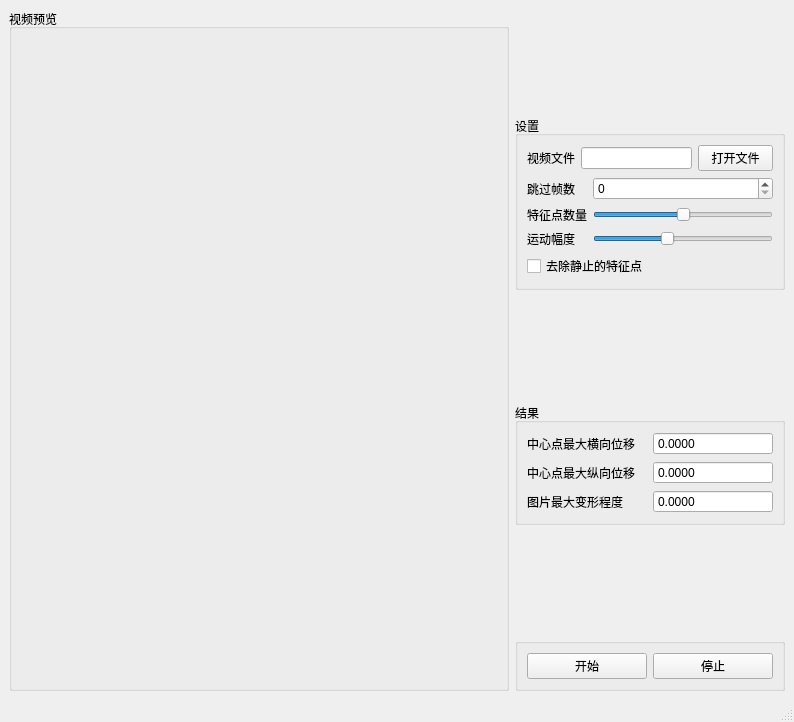
Above: tools/shake_test/shake_test_window.ui from xiaoqinxing/ImageTools before the change. Below: the same form after it.
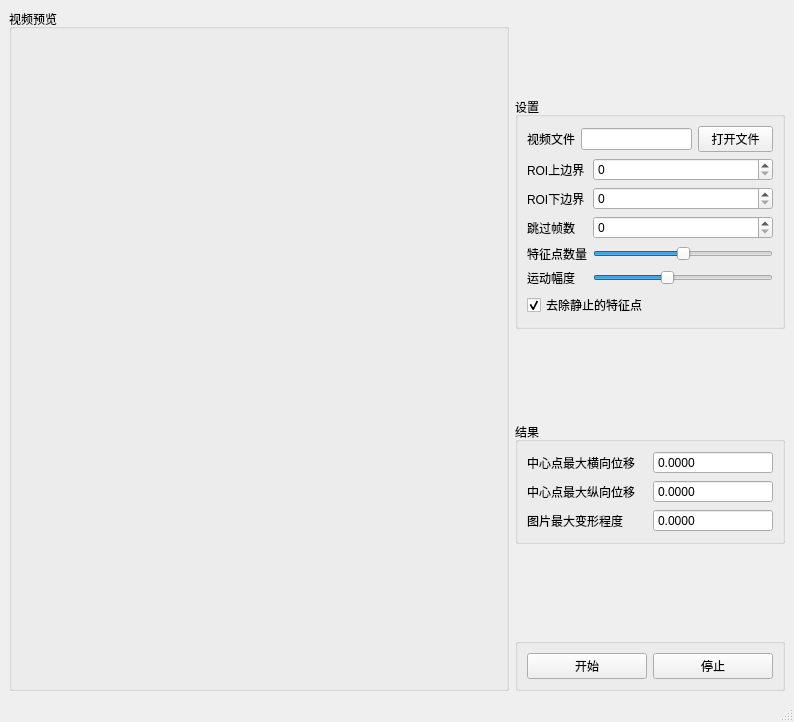
That is the form after the change.

Commit message: ADD: 增加ROI选区的功能

Patch:
```diff
--- a/tools/shake_test/shake_test_window.ui
+++ b/tools/shake_test/shake_test_window.ui
@@ -50,7 +50,21 @@
         <layout class="QGridLayout" name="gridLayout_3">
          <item row="1" column="0">
           <layout class="QGridLayout" name="gridLayout_6">
-           <item row="1" column="1">
+           <item row="2" column="0">
+            <widget class="QLabel" name="label_5">
+             <property name="text">
+              <string>跳过帧数</string>
+             </property>
+            </widget>
+           </item>
+           <item row="0" column="0">
+            <widget class="QLabel" name="label_8">
+             <property name="text">
+              <string>ROI上边界</string>
+             </property>
+            </widget>
+           </item>
+           <item row="3" column="1">
             <widget class="QSlider" name="corner_num">
              <property name="sliderPosition">
               <number>50</number>
@@ -60,14 +74,7 @@
              </property>
             </widget>
            </item>
-           <item row="1" column="0">
-            <widget class="QLabel" name="label_6">
-             <property name="text">
-              <string>特征点数量</string>
-             </property>
-            </widget>
-           </item>
-           <item row="2" column="1">
+           <item row="4" column="1">
             <widget class="QSlider" name="corner_size">
              <property name="sliderPosition">
               <number>40</number>
@@ -77,21 +84,14 @@
              </property>
             </widget>
            </item>
-           <item row="2" column="0">
+           <item row="4" column="0">
             <widget class="QLabel" name="label_7">
              <property name="text">
               <string>运动幅度</string>
              </property>
             </widget>
            </item>
-           <item row="0" column="0">
-            <widget class="QLabel" name="label_5">
-             <property name="text">
-              <string>跳过帧数</string>
-             </property>
-            </widget>
-           </item>
-           <item row="0" column="1">
+           <item row="2" column="1">
             <widget class="QSpinBox" name="skipframes">
              <property name="maximum">
               <number>1000</number>
@@ -101,6 +101,40 @@
              </property>
             </widget>
            </item>
+           <item row="0" column="1">
+            <widget class="QSpinBox" name="set_roi_up">
+             <property name="maximum">
+              <number>1000</number>
+             </property>
+             <property name="singleStep">
+              <number>50</number>
+             </property>
+            </widget>
+           </item>
+           <item row="3" column="0">
+            <widget class="QLabel" name="label_6">
+             <property name="text">
+              <string>特征点数量</string>
+             </property>
+            </widget>
+           </item>
+           <item row="1" column="0">
+            <widget class="QLabel" name="label_9">
+             <property name="text">
+              <string>ROI下边界</string>
+             </property>
+            </widget>
+           </item>
+           <item row="1" column="1">
+            <widget class="QSpinBox" name="set_roi_down">
+             <property name="maximum">
+              <number>1000</number>
+             </property>
+             <property name="singleStep">
+              <number>50</number>
+             </property>
+            </widget>
+           </item>
           </layout>
          </item>
          <item row="0" column="0">
@@ -148,6 +182,9 @@
            <property name="text">
             <string>去除静止的特征点</string>
            </property>
+           <property name="checked">
+            <bool>true</bool>
+           </property>
           </widget>
          </item>
         </layout>
```
Left out of the diff: 2 changed lines with no effect on the pictures. The commit also changes 2 other files.
